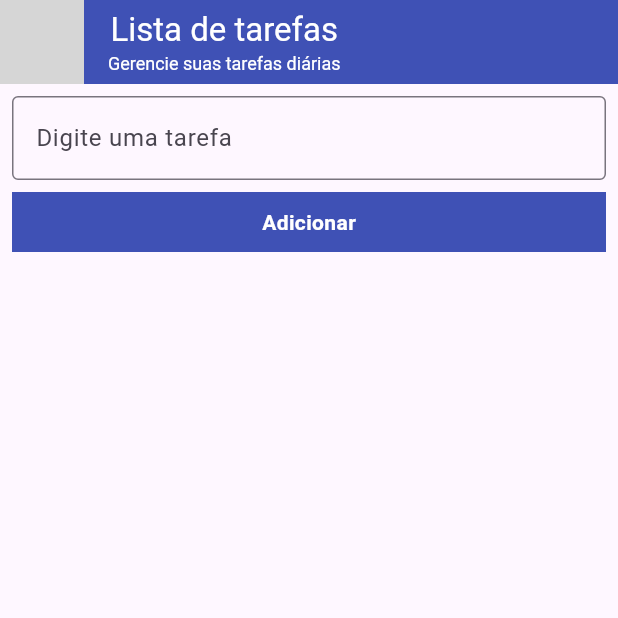
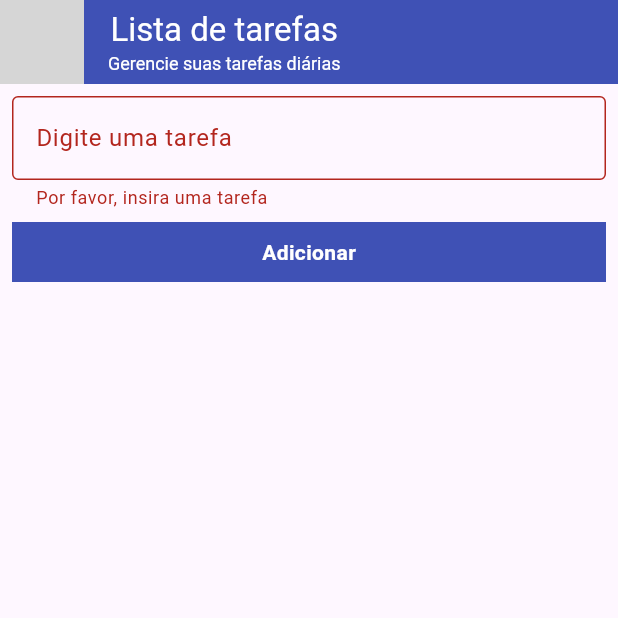
Before and after one commit to emersoncavalcanti-prof/lista_tarefas, a Flutter app: the screen it shows after launch, on a phone screen of 412 x 824 dp, the top half of it. Run offline on Flutter 3.47's test engine with Material 3 defaults, Android fonts, the phone set to English and light mode, and no system bars; our stand-ins replace shared_preferences; network calls fail; grey boxes are pictures that could not be loaded.

Commit message:
ajustes no projeto

```diff
--- a/lib/app_widget.dart
+++ b/lib/app_widget.dart
@@ -1,14 +1,11 @@
 import 'package:flutter/material.dart';
-import 'package:lista_tarefas/home_paga.dart';
+import 'package:lista_tarefas/home_page.dart';
 
 class AppWidget extends StatelessWidget {
   const AppWidget({super.key});
 
   @override
   Widget build(BuildContext context) {
-    return const MaterialApp(
-      home: HomePage(),
-      debugShowCheckedModeBanner: false,
-    );
+    return MaterialApp(home: HomePage(), debugShowCheckedModeBanner: false);
   }
 }
--- a/lib/home_paga.dart
+++ b/lib/home_page.dart
@@ -81,6 +81,7 @@ class _HomePageState extends State<HomePage> {
           Padding(
             padding: EdgeInsetsGeometry.all(8),
             child: Form(
+              autovalidateMode: AutovalidateMode.always,
               key: _formKey,
               child: TextFormField(
                 controller: _controllerTarefa,
@@ -92,6 +93,14 @@ class _HomePageState extends State<HomePage> {
                   if (value == null || value.isEmpty) {
                     return 'Por favor, insira uma tarefa';
                   }
+                  if (value.length <= 4) {
+                    return 'A tarefa deve ter mais de 4 caracteres';
+                  }
+
+                  if (!value.contains('@')) {
+                    return 'A tarefa deve conter o caractere @';
+                  }
+
                   return null;
                 },
               ),
```
